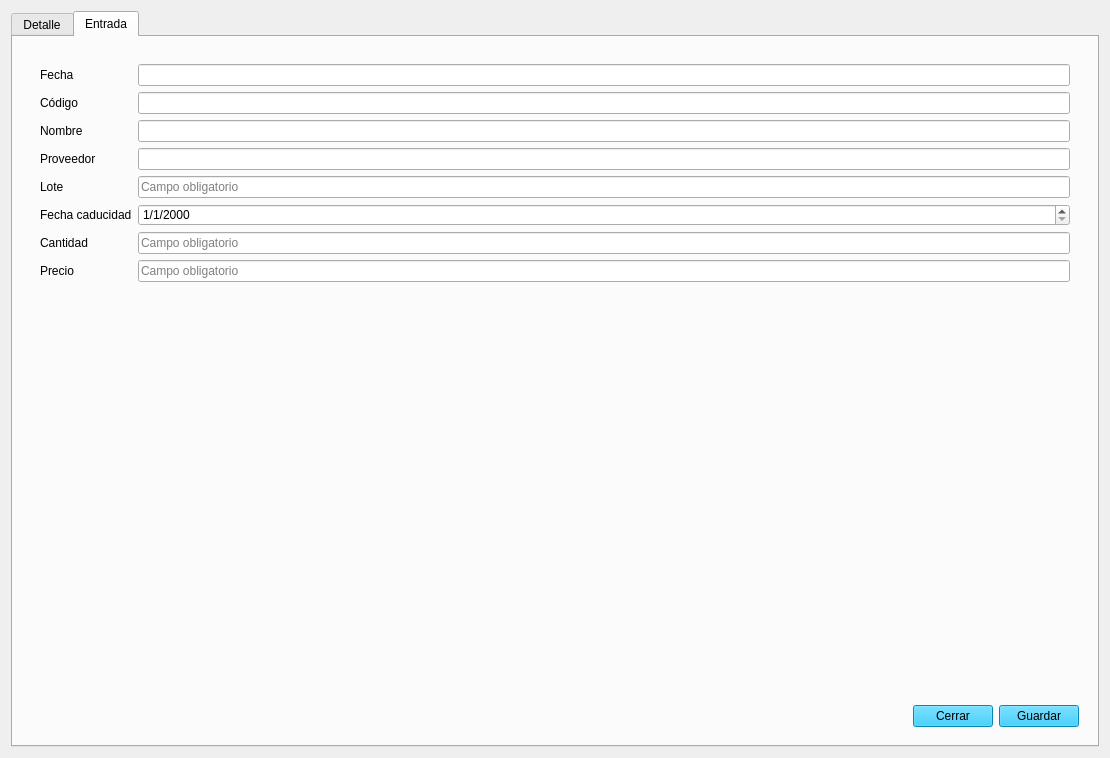
Before: the Qt Designer form materias_primas/view/materias_primas_detalle2.ui in jolumon/proyecto, drawn with Qt 5.
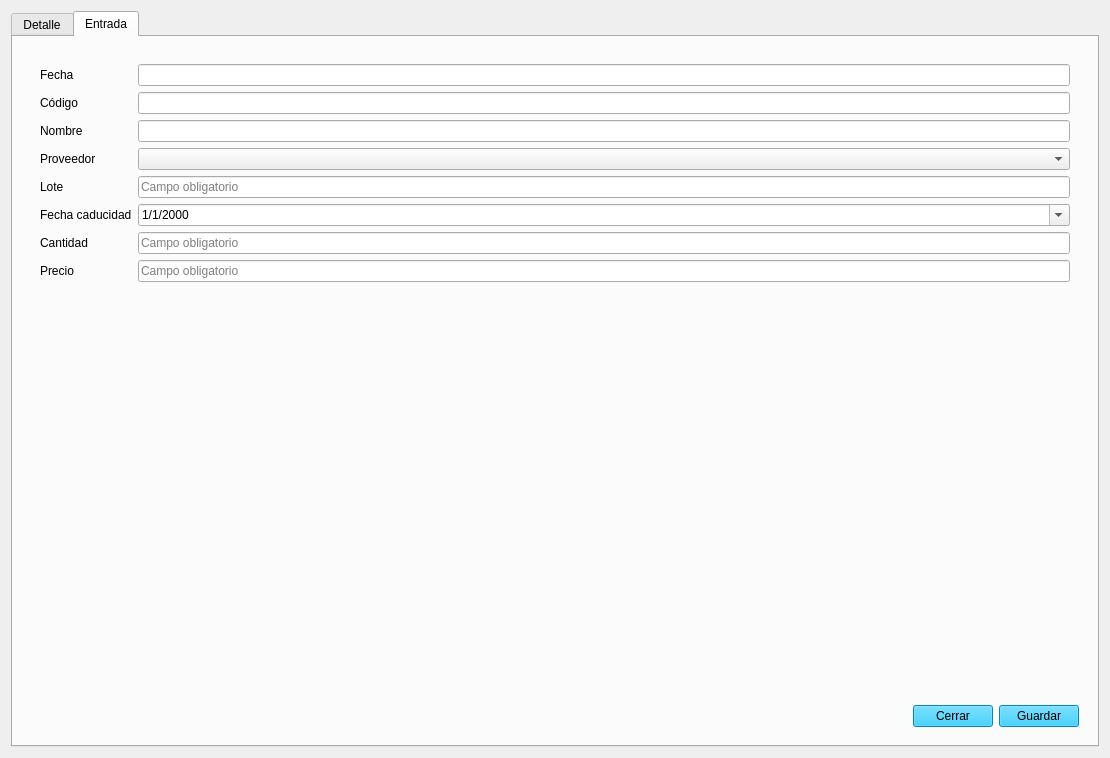
After: the same form once the commit is applied. The open tabs and pages were chosen to show the change.

Commit message: Corregir el detalle del proveedor según los cambios realizados en la base de datos

What changed in the file:
```diff
--- a/materias_primas/view/materias_primas_detalle2.ui
+++ b/materias_primas/view/materias_primas_detalle2.ui
@@ -218,13 +218,6 @@
                  </property>
                 </widget>
                </item>
-               <item row="3" column="1">
-                <widget class="QLineEdit" name="le_proveedor_entrada">
-                 <property name="readOnly">
-                  <bool>true</bool>
-                 </property>
-                </widget>
-               </item>
                <item row="4" column="1">
                 <widget class="QLineEdit" name="le_lote_entrada">
                  <property name="text">
@@ -250,6 +243,9 @@
                  <property name="displayFormat">
                   <string>d/M/yyyy</string>
                  </property>
+                 <property name="calendarPopup">
+                  <bool>true</bool>
+                 </property>
                 </widget>
                </item>
                <item row="6" column="0">
@@ -296,7 +292,14 @@
                 </widget>
                </item>
                <item row="0" column="1">
-                <widget class="QLineEdit" name="le_f_entrada"/>
+                <widget class="QLineEdit" name="le_f_entrada">
+                 <property name="readOnly">
+                  <bool>true</bool>
+                 </property>
+                </widget>
+               </item>
+               <item row="3" column="1">
+                <widget class="QComboBox" name="cb_proveedor_entrada"/>
                </item>
               </layout>
              </item>
```
Left out of the diff: 12 changed lines with no effect on the pictures. The commit also changes 2 other files.
